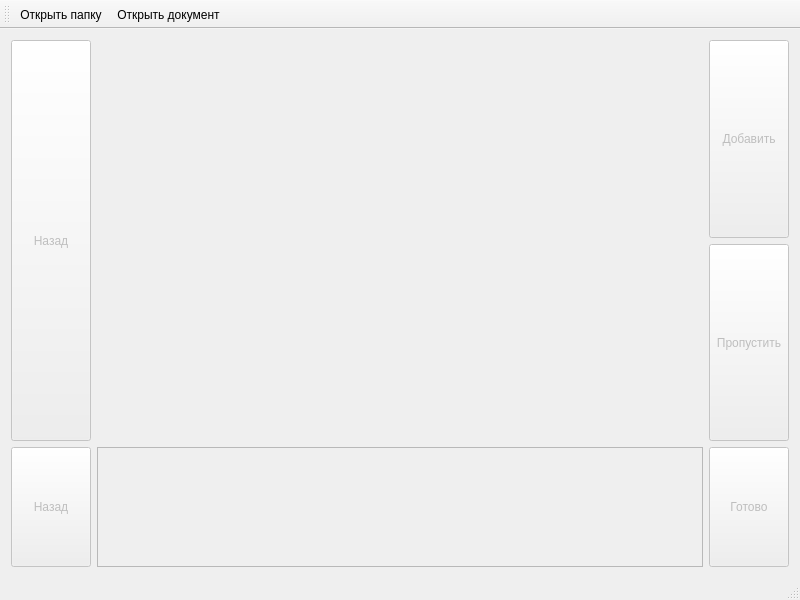
Old version of the form mainwindow.ui in the repository cool-palace/Screenshot-Manager.
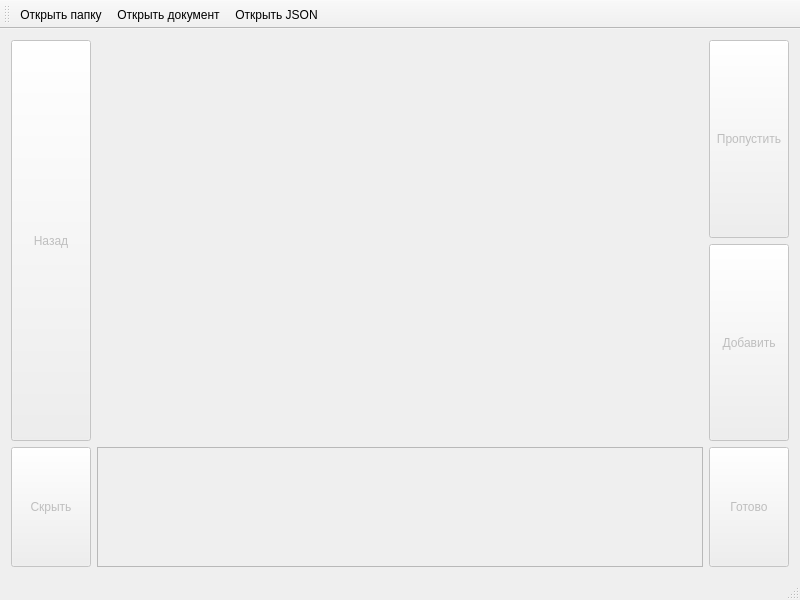
New version of the form.

Commit message: Added JSON reading function Implemented back button Implemented private record flag

Diff of the .ui file:
```diff
--- a/mainwindow.ui
+++ b/mainwindow.ui
@@ -21,22 +21,6 @@
        <layout class="QGridLayout" name="grid">
         <item row="0" column="3">
          <layout class="QVBoxLayout" name="verticalLayout_2">
-          <item>
-           <widget class="QPushButton" name="add">
-            <property name="enabled">
-             <bool>false</bool>
-            </property>
-            <property name="sizePolicy">
-             <sizepolicy hsizetype="Fixed" vsizetype="Minimum">
-              <horstretch>0</horstretch>
-              <verstretch>0</verstretch>
-             </sizepolicy>
-            </property>
-            <property name="text">
-             <string>Добавить</string>
-            </property>
-           </widget>
-          </item>
           <item>
            <widget class="QPushButton" name="skip">
             <property name="enabled">
@@ -53,6 +37,22 @@
             </property>
            </widget>
           </item>
+          <item>
+           <widget class="QPushButton" name="add">
+            <property name="enabled">
+             <bool>false</bool>
+            </property>
+            <property name="sizePolicy">
+             <sizepolicy hsizetype="Fixed" vsizetype="Minimum">
+              <horstretch>0</horstretch>
+              <verstretch>0</verstretch>
+             </sizepolicy>
+            </property>
+            <property name="text">
+             <string>Добавить</string>
+            </property>
+           </widget>
+          </item>
          </layout>
         </item>
         <item row="0" column="1">
@@ -112,7 +112,10 @@
            </size>
           </property>
           <property name="text">
-           <string>Назад</string>
+           <string>Скрыть</string>
+          </property>
+          <property name="checkable">
+           <bool>true</bool>
           </property>
          </widget>
         </item>
@@ -201,6 +204,7 @@
    </attribute>
    <addaction name="open_folder"/>
    <addaction name="open_doc"/>
+   <addaction name="open_json"/>
   </widget>
   <action name="open_folder">
    <property name="text">
@@ -212,6 +216,11 @@
     <string>Открыть документ</string>
    </property>
   </action>
+  <action name="open_json">
+   <property name="text">
+    <string>Открыть JSON</string>
+   </property>
+  </action>
  </widget>
  <layoutdefault spacing="6" margin="11"/>
  <resources/>
```
Left out of the diff: 2 changed lines with no effect on the pictures. The commit also changes 2 other files.
